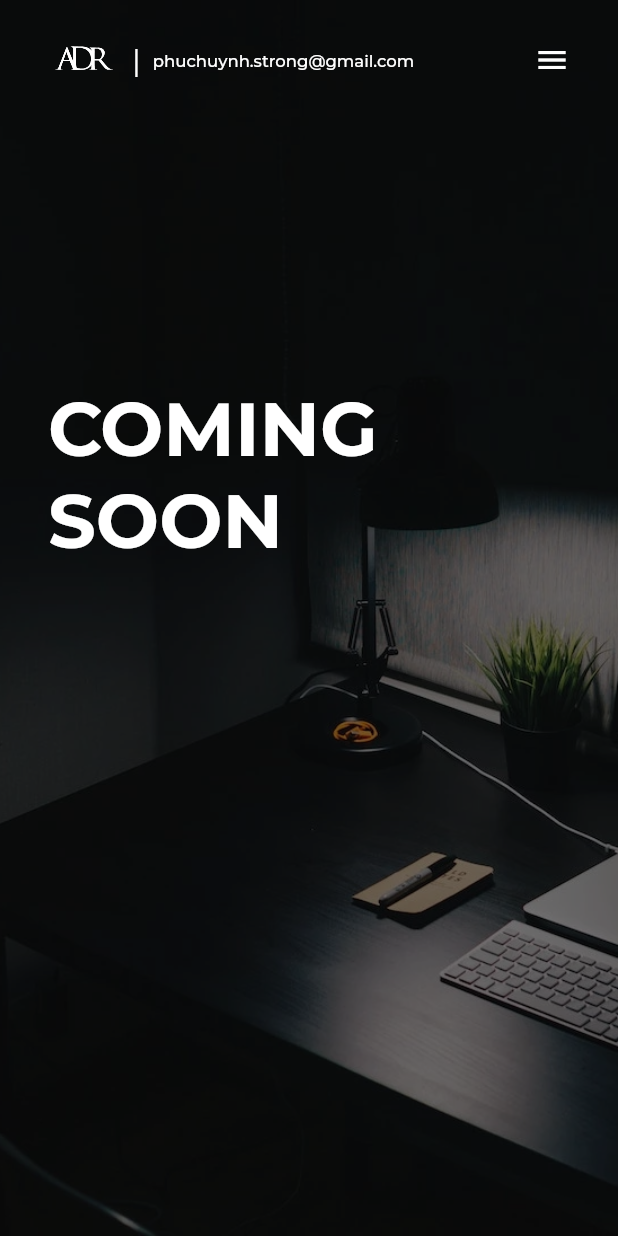
After one commit to phuchuynhStrong/androidker, a Flutter app: the screen it shows after launch, after a tap on "Blogs", on a phone screen of 412 x 824 dp. The commit adds this screen. Run offline on Flutter 3.47's test engine with Material 2 defaults, Android fonts, the phone set to English and light mode, and no system bars; our stand-ins replace firebase_core, flutter_bloc, flutter_svg, font_awesome_flutter, google_fonts, logger and 2 more; missing offline and left inert: a package; accounts and stored records are empty.

Commit message:
Feature/lighter background (#15)
* - Add new background which have smaller size
- Add Splash rive animation file

* Add BackgroundContainer:
- Remove duplicate code to set page's background

* Add BackgroundContainer to core

```diff
--- a/lib/resources/images.dart
+++ b/lib/resources/images.dart
@@ -3,7 +3,6 @@ part of 'resources.dart';
 class Images {
   Images._();
 
-  static const String testBackground = 'assets/images/test-background.jpg';
   static const String coolerImage = 'assets/images/cooler_image.webp';
   static const String background = 'assets/images/background.webp';
   static const String mainImage = 'assets/images/main_image.webp';
--- a/lib/resources/resources.dart
+++ b/lib/resources/resources.dart
@@ -1,5 +1,5 @@
 part 'images.dart';
 
-part 'app_icons.dart';
+part 'svgs.dart';
 
-part 'svgs.dart';
+part 'rives.dart';
--- /dev/null
+++ b/lib/styled_widgets/background_container.dart
@@ -0,0 +1,21 @@
+import 'package:androiker/resources/resources.dart';
+import 'package:flutter/material.dart';
+
+class BackgroundContainer extends StatelessWidget {
+  final Widget? child;
+  const BackgroundContainer({Key? key, this.child}) : super(key: key);
+
+  @override
+  Widget build(BuildContext context) {
+    return Container(
+      decoration: const BoxDecoration(
+        image: DecorationImage(
+          image: AssetImage(Images.background),
+          fit: BoxFit.cover,
+          colorFilter: ColorFilter.mode(Colors.black54, BlendMode.darken),
+        ),
+      ),
+      child: child ?? const SizedBox(),
+    );
+  }
+}
--- a/lib/styled_widgets/styled_widgets.dart
+++ b/lib/styled_widgets/styled_widgets.dart
@@ -1,3 +1,4 @@
 export 'dialogs/base_dialog.dart';
 export 'dialogs/full_screen_dialog.dart';
 export 'blur_container.dart';
+export 'background_container.dart';
--- a/lib/views/coming_soon/coming_soon_page.dart
+++ b/lib/views/coming_soon/coming_soon_page.dart
@@ -1,4 +1,4 @@
-import 'package:androiker/resources/resources.dart';
+import 'package:androiker/core_packages.dart';
 import 'package:androiker/views/home_page/home_nav_bar.dart';
 import 'package:flutter/material.dart';
 import 'package:google_fonts/google_fonts.dart';
@@ -21,14 +21,8 @@ class ComingSoonPage extends StatelessWidget {
   @override
   Widget build(BuildContext context) {
     return Scaffold(
-      body: Container(
-        decoration: const BoxDecoration(
-          image: DecorationImage(
-            image: AssetImage(Images.testBackground),
-            fit: BoxFit.cover,
-            colorFilter: ColorFilter.mode(Colors.black54, BlendMode.darken),
-          ),
-        ),
+      body: BackgroundContainer(
+        child: Container(
           padding: EdgeInsets.symmetric(
             horizontal: Insets.xl,
           ),
@@ -56,6 +50,7 @@ class ComingSoonPage extends StatelessWidget {
             ],
           ),
         ),
+      ),
     );
   }
 }
--- a/lib/views/home_page/home_page.dart
+++ b/lib/views/home_page/home_page.dart
@@ -1,5 +1,4 @@
 import 'package:androiker/core_packages.dart';
-import 'package:androiker/resources/resources.dart';
 import 'package:androiker/routing/cubit/routing_cubit.dart';
 import 'package:androiker/views/cv/cv_viewer.dart';
 import 'package:androiker/views/home_page/home_nav_bar.dart';
@@ -23,14 +22,8 @@ class _HomePageState extends State<HomePage> {
   @override
   Widget build(BuildContext context) {
     return Scaffold(
-      body: Container(
-        decoration: const BoxDecoration(
-          image: DecorationImage(
-            image: AssetImage(Images.testBackground),
-            fit: BoxFit.cover,
-            colorFilter: ColorFilter.mode(Colors.black54, BlendMode.darken),
-          ),
-        ),
+      body: BackgroundContainer(
+        child: Container(
           padding: EdgeInsets.symmetric(
             horizontal: Insets.xl,
           ),
@@ -41,6 +34,7 @@ class _HomePageState extends State<HomePage> {
               ),
               HomeContentWidget(),
             ],
+          ),
         ),
       ),
     );
--- a/spider.yaml
+++ b/spider.yaml
@@ -19,9 +19,9 @@ groups:
   - path: assets/images
     class_name: Images
     types: [ .png, .jpg, .jpeg, .webp, .webm, .bmp ]
-  - path: assets/icons
-    class_name: AppIcons
-    types: [ .png, .jpg, .jpeg, .webp, .webm, .bmp ]
   - path: assets/vectors
     class_name: Svgs
     types: [ .svg ]
+  - path: assets/rive
+    class_name: Rives
+    types: [ .riv ]
```
Also changed, not shown: lib/resources/rives.dart (added, +7 -0 lines), lib/views/not_found/page_not_found.dart (+4 -9 lines), assets/images/background.webp, assets/images/test-background.jpg (deleted), 3 other files. Lines whose indentation alone changed are shown as unchanged.
